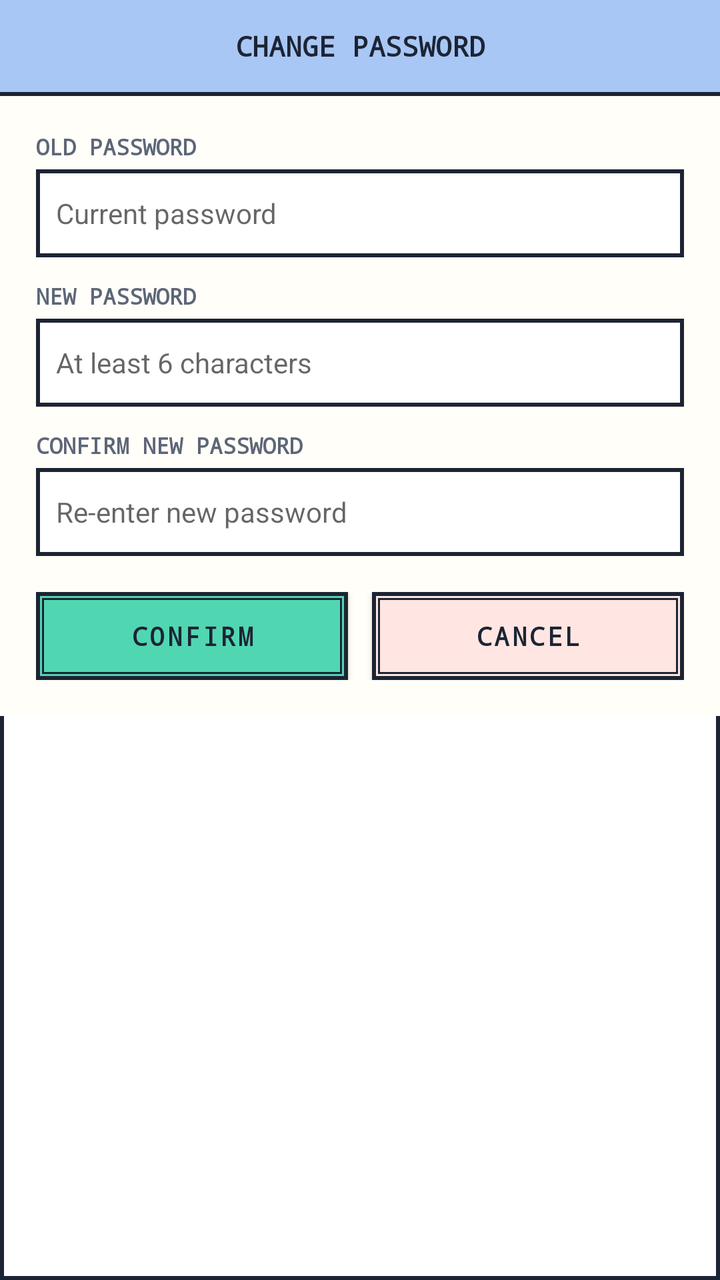
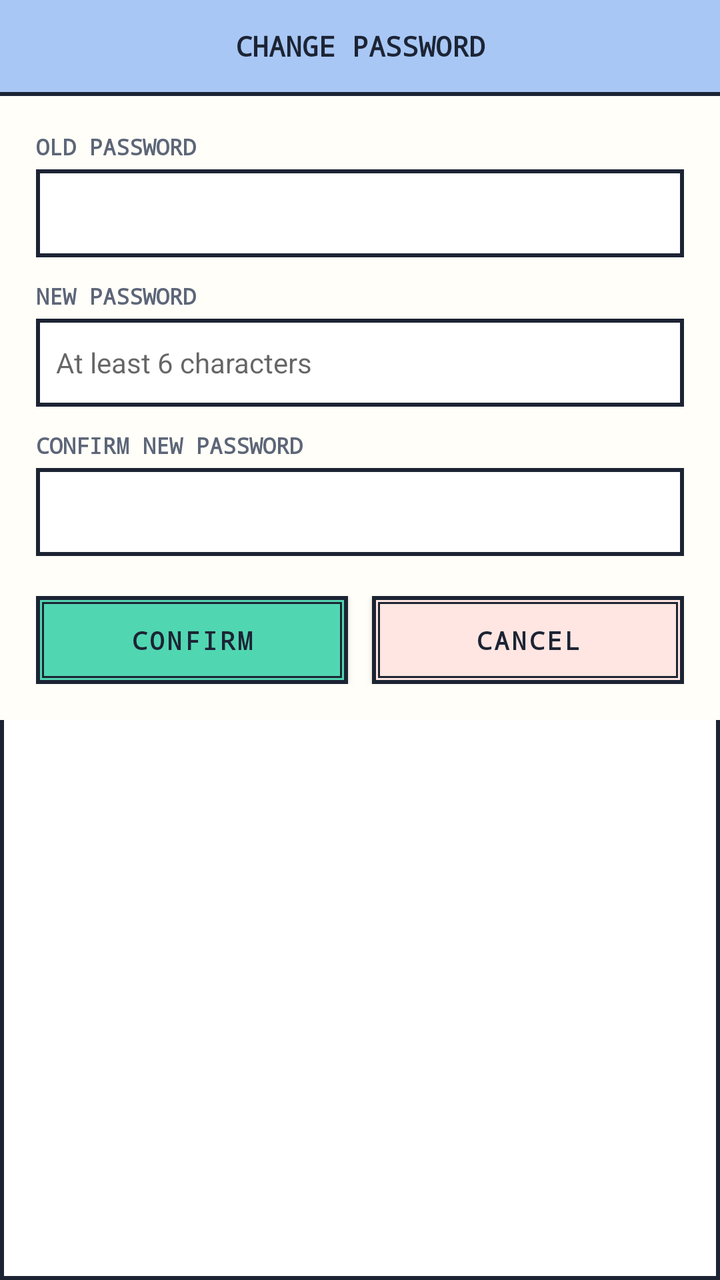

An Android layout rendered at two revisions. The XML below is the earlier revision; the diff shows what the commit changed to produce the second picture.
<!-- AndroidManifest.xml: application theme Theme.CaroGame -->
<!-- res/layout/changepassword.xml -->
<?xml version="1.0" encoding="utf-8"?>
<LinearLayout xmlns:android="http://schemas.android.com/apk/res/android"
    xmlns:app="http://schemas.android.com/apk/res-auto"
    android:layout_width="330dp"
    android:layout_height="wrap_content"
    android:background="@drawable/bg_box_outline"
    android:orientation="vertical">

    <TextView
        android:id="@+id/lblTitle"
        android:layout_width="match_parent"
        android:layout_height="46dp"
        android:background="@color/kora_sky"
        android:fontFamily="monospace"
        android:gravity="center"
        android:text="CHANGE PASSWORD"
        android:textColor="@color/kora_ink"
        android:textSize="14sp"
        android:textStyle="bold" />

    <View
        android:layout_width="match_parent"
        android:layout_height="2dp"
        android:background="@color/kora_ink" />

    <LinearLayout
        android:layout_width="match_parent"
        android:layout_height="wrap_content"
        android:background="@color/kora_cream"
        android:orientation="vertical"
        android:padding="18dp">

        <TextView
            android:id="@+id/lblOldPassword"
            android:layout_width="wrap_content"
            android:layout_height="wrap_content"
            android:fontFamily="monospace"
            android:text="OLD PASSWORD"
            android:textColor="@color/kora_muted"
            android:textSize="11sp"
            android:textStyle="bold" />

        <EditText
            android:id="@+id/txtOldPassword"
            android:layout_width="match_parent"
            android:layout_height="44dp"
            android:layout_marginTop="4dp"
            android:layout_marginBottom="12dp"
            android:background="@drawable/bg_box_outline"
            android:hint="Current password"
            android:inputType="textPassword"
            android:paddingHorizontal="10dp"
            android:textColor="@color/kora_ink"
            android:textSize="14sp" />

        <TextView
            android:id="@+id/lblNewPassword"
            android:layout_width="wrap_content"
            android:layout_height="wrap_content"
            android:fontFamily="monospace"
            android:text="NEW PASSWORD"
            android:textColor="@color/kora_muted"
            android:textSize="11sp"
            android:textStyle="bold" />

        <EditText
            android:id="@+id/txtNewPassword"
            android:layout_width="match_parent"
            android:layout_height="44dp"
            android:layout_marginTop="4dp"
            android:layout_marginBottom="12dp"
            android:background="@drawable/bg_box_outline"
            android:hint="At least 6 characters"
            android:inputType="textPassword"
            android:paddingHorizontal="10dp"
            android:textColor="@color/kora_ink"
            android:textSize="14sp" />

        <TextView
            android:id="@+id/lblConfirmPassword"
            android:layout_width="wrap_content"
            android:layout_height="wrap_content"
            android:fontFamily="monospace"
            android:text="CONFIRM NEW PASSWORD"
            android:textColor="@color/kora_muted"
            android:textSize="11sp"
            android:textStyle="bold" />

        <EditText
            android:id="@+id/txtConfirmPassword"
            android:layout_width="match_parent"
            android:layout_height="44dp"
            android:layout_marginTop="4dp"
            android:layout_marginBottom="18dp"
            android:background="@drawable/bg_box_outline"
            android:hint="Re-enter new password"
            android:inputType="textPassword"
            android:paddingHorizontal="10dp"
            android:textColor="@color/kora_ink"
            android:textSize="14sp" />

        <LinearLayout
            android:layout_width="match_parent"
            android:layout_height="wrap_content"
            android:orientation="horizontal">

            <Button
                android:id="@+id/btnConfirm"
                android:layout_width="0dp"
                android:layout_height="44dp"
                android:layout_marginEnd="6dp"
                android:layout_weight="1"
                android:background="@drawable/bg_btn_mint"
                android:fontFamily="monospace"
                android:text="CONFIRM"
                android:textColor="@color/kora_ink"
                android:textSize="13sp"
                android:textStyle="bold"
                app:backgroundTint="@null" />

            <Button
                android:id="@+id/btnCancel"
                android:layout_width="0dp"
                android:layout_height="44dp"
                android:layout_marginStart="6dp"
                android:layout_weight="1"
                android:background="@drawable/bg_btn_blush"
                android:fontFamily="monospace"
                android:text="CANCEL"
                android:textColor="@color/kora_ink"
                android:textSize="13sp"
                android:textStyle="bold"
                app:backgroundTint="@null" />
        </LinearLayout>

    </LinearLayout>
</LinearLayout>
<!-- resources referenced by this layout -->
<resources>
  <color name="kora_cream">#FFFEF8</color>
  <color name="kora_ink">#1C2434</color>
  <color name="kora_muted">#5D6678</color>
  <color name="kora_sky">#A8C7F5</color>
  <!-- drawable bg_box_outline (drawable) -->
  <?xml version="1.0" encoding="utf-8"?>
  <shape xmlns:android="http://schemas.android.com/apk/res/android" android:shape="rectangle">
      <solid android:color="@color/kora_surface" />
      <stroke android:width="2dp" android:color="@color/kora_ink" />
  </shape>
  <!-- drawable bg_btn_blush (drawable) -->
  <?xml version="1.0" encoding="utf-8"?>
  <layer-list xmlns:android="http://schemas.android.com/apk/res/android">
      <item>
          <shape android:shape="rectangle">
              <solid android:color="@color/kora_blush" />
              <stroke android:width="2dp" android:color="@color/kora_ink" />
          </shape>
      </item>
      <item android:left="3dp" android:top="3dp" android:right="3dp" android:bottom="3dp">
          <shape android:shape="rectangle">
              <solid android:color="@color/kora_blush" />
              <stroke android:width="1dp" android:color="@color/kora_ink" />
          </shape>
      </item>
  </layer-list>
  <!-- drawable bg_btn_mint (drawable) -->
  <?xml version="1.0" encoding="utf-8"?>
  <layer-list xmlns:android="http://schemas.android.com/apk/res/android">
      <item>
          <shape android:shape="rectangle">
              <solid android:color="@color/kora_mint" />
              <stroke android:width="2dp" android:color="@color/kora_ink" />
          </shape>
      </item>
      <item android:left="3dp" android:top="3dp" android:right="3dp" android:bottom="3dp">
          <shape android:shape="rectangle">
              <solid android:color="@color/kora_mint" />
              <stroke android:width="1dp" android:color="@color/kora_ink" />
          </shape>
      </item>
  </layer-list>
  <style name="Theme.CaroGame" parent="Theme.MaterialComponents.Light.NoActionBar">
          <item name="colorPrimary">@color/kora_ink</item>
          <item name="colorPrimaryVariant">@color/kora_navy_timer</item>
          <item name="colorOnPrimary">@color/kora_surface</item>
          <item name="colorSecondary">@color/kora_mint</item>
          <item name="android:statusBarColor">@color/kora_ink</item>
          <item name="android:windowBackground">@color/kora_bg</item>
      </style>
  <color name="kora_surface">#FFFFFF</color>
  <color name="kora_blush">#FFE6E2</color>
  <color name="kora_mint">#51D6B2</color>
  <color name="kora_navy_timer">#1C2434</color>
  <color name="kora_bg">#FFFFFF</color>
</resources>

<!-- the commit's change to res/layout/changepassword.xml (unified diff, before → after) -->
@@ -1,7 +1,7 @@
 <?xml version="1.0" encoding="utf-8"?>
 <LinearLayout xmlns:android="http://schemas.android.com/apk/res/android"
     xmlns:app="http://schemas.android.com/apk/res-auto"
-    android:layout_width="330dp"
+    android:layout_width="match_parent"
     android:layout_height="wrap_content"
     android:background="@drawable/bg_box_outline"
     android:orientation="vertical">
@@ -47,7 +47,6 @@
             android:layout_marginTop="4dp"
             android:layout_marginBottom="12dp"
             android:background="@drawable/bg_box_outline"
-            android:hint="Current password"
             android:inputType="textPassword"
             android:paddingHorizontal="10dp"
             android:textColor="@color/kora_ink"
@@ -91,9 +90,8 @@
             android:layout_width="match_parent"
             android:layout_height="44dp"
             android:layout_marginTop="4dp"
-            android:layout_marginBottom="18dp"
+            android:layout_marginBottom="20dp"
             android:background="@drawable/bg_box_outline"
-            android:hint="Re-enter new password"
             android:inputType="textPassword"
             android:paddingHorizontal="10dp"
             android:textColor="@color/kora_ink"
@@ -114,7 +112,7 @@
                 android:fontFamily="monospace"
                 android:text="CONFIRM"
                 android:textColor="@color/kora_ink"
-                android:textSize="13sp"
+                android:textSize="12.5sp"
                 android:textStyle="bold"
                 app:backgroundTint="@null" />
 
@@ -128,7 +126,7 @@
                 android:fontFamily="monospace"
                 android:text="CANCEL"
                 android:textColor="@color/kora_ink"
-                android:textSize="13sp"
+                android:textSize="12.5sp"
                 android:textStyle="bold"
                 app:backgroundTint="@null" />
         </LinearLayout>
